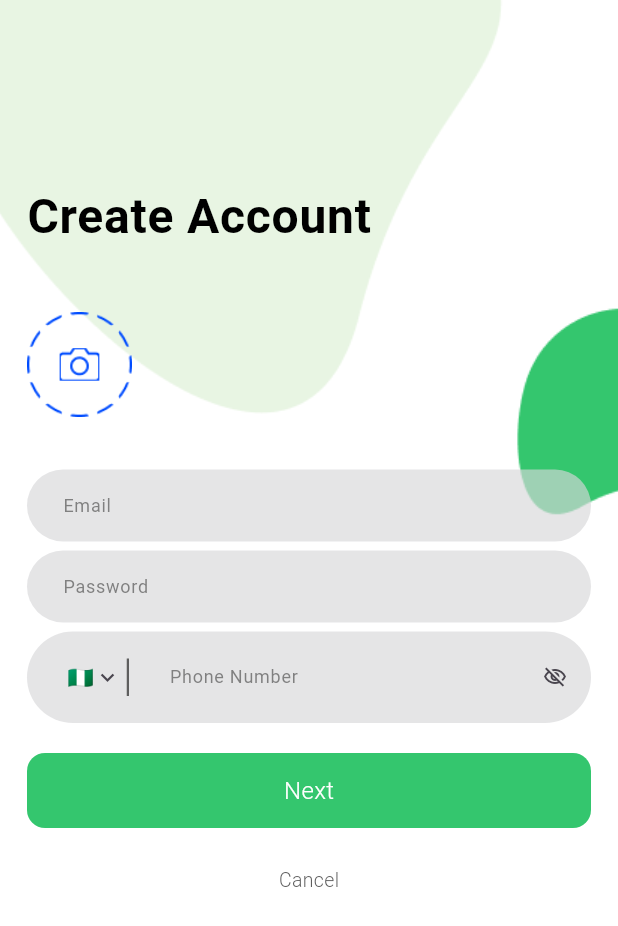
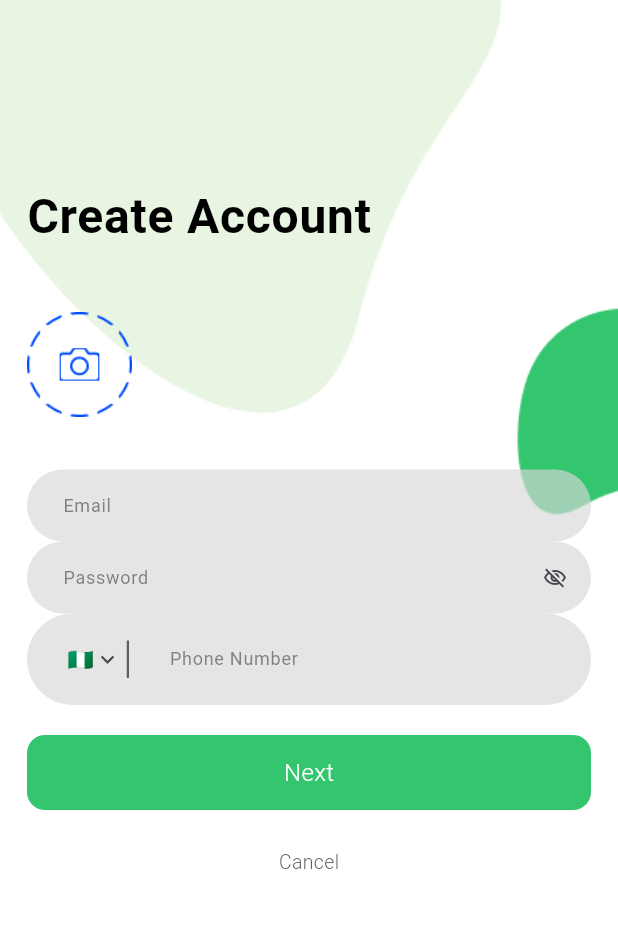
Before and after one commit to TonyoGodson/KPIE-Application, a Flutter app: the screen it shows after launch, on a phone screen of 412 x 824 dp. Shown: the top 926 px of the screen. Run offline on Flutter 3.47's test engine with Material 2 defaults, Android fonts, the phone set to English and light mode, and no system bars; our stand-ins replace flutter_svg, shared_preferences; accounts and stored records are empty.

Commit message:
password field modified

```diff
--- a/lib/views/sign_up_screen.dart
+++ b/lib/views/sign_up_screen.dart
@@ -25,6 +25,9 @@ class _SignUpScreenState extends State<SignUpScreen> {
   TextEditingController _phoneNumberController = TextEditingController();
   final  ValueNotifier<bool> _hidePassword = ValueNotifier<bool >(false);
   final formKey = GlobalKey<FormState>();
+
+  String flagText = StringUtils.ngflag;
+  String phCode = StringUtils.ngCode;
 
   @override
   void dispose() {
@@ -106,26 +109,38 @@ class _SignUpScreenState extends State<SignUpScreen> {
                         labelColor: ColorUtils.TEXT_GREY.withOpacity(.75),
                       ),
                     ),
-                    Padding(
-                      padding: const EdgeInsets.symmetric(vertical: 6, horizontal: 18.0),
-                      child: CustomReusableTextField(
+                    // Padding(
+                    //   padding: const EdgeInsets.symmetric(vertical: 6, horizontal: 18.0),
+                    //   child:
+                    // ),
+                    ValueListenableBuilder(
+                      valueListenable: _hidePassword,
+                      builder: (context, value, child) {
+                        return CustomReusableTextField(
                           controller: _passwordController,
                           fillColor: ColorUtils.KPIE_DARK_WHITE.withOpacity(.65),
                           filled: true,
+                          passwordField: _hidePassword.value,
                           borderColor: ColorUtils.TRANSPARENT_,
                           focusedBorderColor: ColorUtils.TRANSPARENT_,
-                        leftMargin: 0,
-                        rightMargin: 0,
+                          leftMargin: 18,
+                          rightMargin: 18,
                           keyboardType: TextInputType.text,
                           label: StringUtils.passwordLabel,
                           hint: StringUtils.passwordLabel,
                           labelColor: ColorUtils.TEXT_GREY.withOpacity(.75),
+                          sufIcon: SizedBox(
+                            width: 10,
+                            child: IconButton(
+                                onPressed: (){
+                                  _hidePassword.value = !_hidePassword.value;
+                                }, icon: Icon(_hidePassword.value ? Icons.visibility_outlined:Icons.visibility_off_outlined,
+                              size: 16,
+                            )),
                           ),
-                    ),
-                    ValueListenableBuilder(
-                      valueListenable: _hidePassword,
-                      builder: (context, value, child) {
-                        return CustomReusableTextField(
+                        );
+                      }),
+                    CustomReusableTextField(
                         controller: _phoneNumberController,
                         fillColor: ColorUtils.KPIE_DARK_WHITE.withOpacity(.65),
                         filled: true,
@@ -158,7 +173,7 @@ class _SignUpScreenState extends State<SignUpScreen> {
                             child: Row(
                               mainAxisAlignment: MainAxisAlignment.center,
                               children: [
-                                  Text(StringUtils.ngflag),
+                                Text(flagText),
                                 Icon(Icons.keyboard_arrow_down,
                                   size: 18,
                                 )
@@ -166,17 +181,7 @@ class _SignUpScreenState extends State<SignUpScreen> {
                             ),
                           ),
                         ),
-                          sufIcon: SizedBox(
-                            width: 10,
-                            child: IconButton(
-                                onPressed: (){
-                                  _hidePassword.value = !_hidePassword.value;
-                                }, icon: Icon(_hidePassword.value ? Icons.visibility_outlined:Icons.visibility_off_outlined,
-                              size: 16,
-                            )),
                       ),
-                        );
-                      }),
                     SizedBox(height: 20,),
                     CustomReusableButton(
                         buttonTitle: StringUtils.next,
@@ -329,7 +334,13 @@ class _SignUpScreenState extends State<SignUpScreen> {
                 borderRadius: BorderRadius.circular(0)
               )
             ),
-              onPressed: (){},
+              onPressed: (){
+              setState(() {
+                flagText = eachItem["flag"];
+                phCode = eachItem["code"];
+              });
+              Navigator.pop(context);
+              },
               icon: ListTile(
             leading: Text(eachItem["flag"],
               style: specialText(
@@ -354,5 +365,4 @@ class _SignUpScreenState extends State<SignUpScreen> {
       );
     });
   }
-
 }
```
Lines whose indentation alone changed are shown as unchanged.
